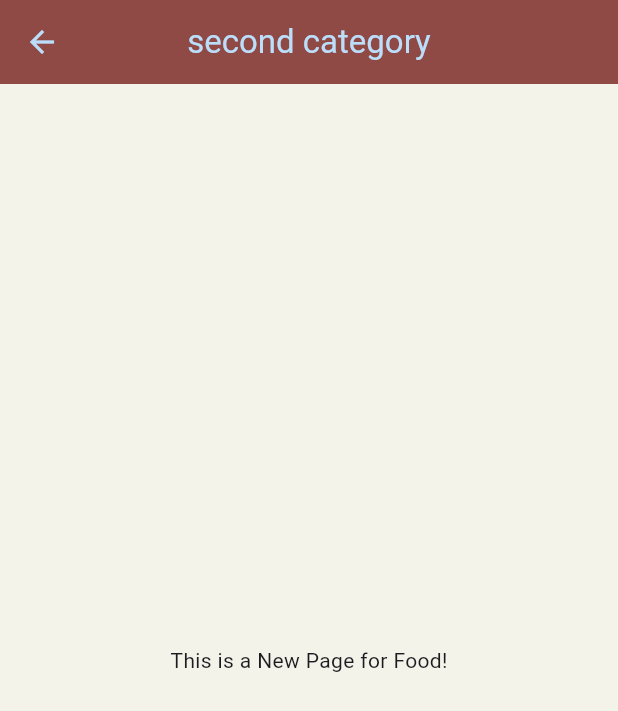
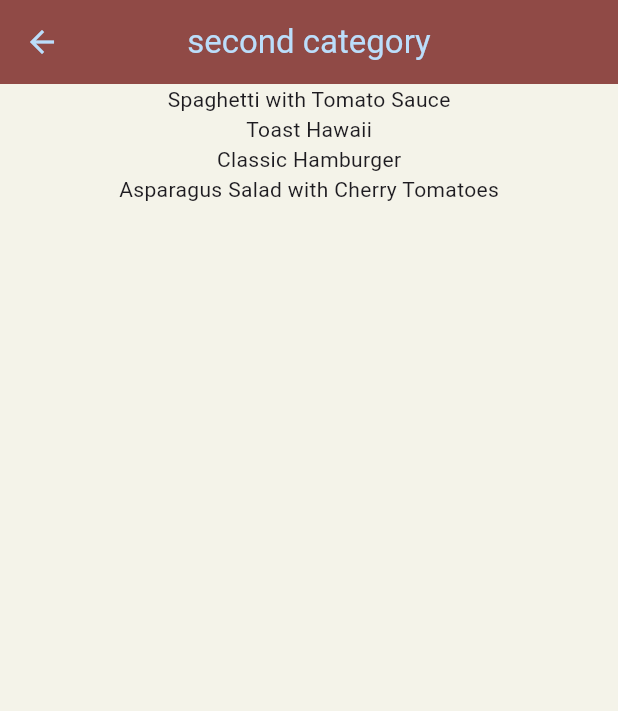
Before and after one commit to Babajide-James/flutter_projects, a Flutter app: the screen it shows after launch, after a tap on "second category", on a phone screen of 412 x 824 dp. Shown: the top 711 px of the screen. Run offline on Flutter 3.47's test engine with Material 3 defaults, Android fonts, the light colour scheme and no system bars.

Commit message:
food app

```diff
--- a/lib/category_dummies.dart
+++ /dev/null
@@ -1,42 +0,0 @@
-import 'package:flutter/material.dart';
-import '../model/model.dart';
-
-final CATEGORY_DUMMIES = [
-  CategoryModels(id: 'd1', title: 'first category', color: Colors.blue),
-  CategoryModels(id: 'd2', title: 'second category', color: Colors.red),
-  CategoryModels(id: 'd3', title: 'third category', color: Colors.green),
-  CategoryModels(id: 'd4', title: 'fourth category', color: Colors.yellow),
-  CategoryModels(id: 'd5', title: 'fifth category', color: Colors.purple),
-  CategoryModels(
-    id: 'd6',
-    title: 'sixth category',
-    color: const Color.fromARGB(255, 117, 15, 15),
-  ),
-  CategoryModels(id: 'd7', title: 'seventh category', color: Colors.brown),
-  CategoryModels(id: 'd8', title: 'eighth category', color: Colors.orange),
-  CategoryModels(id: 'd9', title: 'nineth category', color: Colors.indigo),
-  CategoryModels(id: 'd10', title: 'tenth category', color: Colors.deepOrange),
-  CategoryModels(id: 'd11', title: 'eleventh category', color: Colors.white),
-  CategoryModels(id: 'd12', title: 'twelveth category', color: Colors.orange),
-  CategoryModels(
-    id: 'd12',
-    title: 'thirteenth category',
-    color: Colors.redAccent,
-  ),
-  CategoryModels(
-    id: 'd12',
-    title: 'fourteenth category',
-    color: Colors.indigoAccent,
-  ),
-  CategoryModels(id: 'd12', title: 'twelveth category', color: Colors.grey),
-  CategoryModels(
-    id: 'd13',
-    title: 'fifteenth category',
-    color: Colors.redAccent,
-  ),
-  CategoryModels(
-    id: 'd14',
-    title: 'seventeenth category',
-    color: Colors.yellowAccent,
-  ),
-];
--- a/lib/category_item.dart
+++ b/lib/category_item.dart
@@ -1,8 +1,9 @@
 import 'package:flutter/material.dart';
 
-import '../screens/food_screen.dart';
+// import '../screens/food_screen.dart';
 
 class CategoryItem extends StatelessWidget {
+  static const routeName = '/food_screen';
   const CategoryItem({
     required this.id,
     required this.color,
@@ -15,7 +16,7 @@
   void onTaps(BuildContext ctx) {
     Navigator.of(
       ctx,
-    ).pushNamed('/food_route', arguments: {'id': id, 'title': item});
+    ).pushNamed(CategoryItem.routeName, arguments: {'id': id, 'title': item});
   }
 
   @override
--- /dev/null
+++ b/lib/dummies.dart
@@ -0,0 +1,367 @@
+import 'package:flutter/material.dart';
+import 'modal/modal.dart';
+// import '../modal/food_modal.dart';
+
+final CATEGORY_DUMMIES = [
+  CategoryModal(id: 'c1', title: 'first category', color: Colors.blue),
+  CategoryModal(id: 'c2', title: 'second category', color: Colors.red),
+  CategoryModal(id: 'c3', title: 'third category', color: Colors.green),
+  CategoryModal(id: 'c4', title: 'fourth category', color: Colors.yellow),
+  CategoryModal(id: 'c5', title: 'fifth category', color: Colors.purple),
+  CategoryModal(
+    id: 'c6',
+    title: 'sixth category',
+    color: const Color.fromARGB(255, 117, 15, 15),
+  ),
+  CategoryModal(id: 'c7', title: 'seventh category', color: Colors.brown),
+  CategoryModal(id: 'c8', title: 'eighth category', color: Colors.orange),
+  CategoryModal(id: 'c9', title: 'nineth category', color: Colors.indigo),
+  CategoryModal(id: 'c10', title: 'tenth category', color: Colors.deepOrange),
+  CategoryModal(id: 'c11', title: 'eleventh category', color: Colors.white),
+  CategoryModal(id: 'c12', title: 'twelveth category', color: Colors.orange),
+  CategoryModal(
+    id: 'c12',
+    title: 'thirteenth category',
+    color: Colors.redAccent,
+  ),
+  CategoryModal(
+    id: 'c13',
+    title: 'fourteenth category',
+    color: Colors.indigoAccent,
+  ),
+  CategoryModal(id: 'd12', title: 'twelveth category', color: Colors.grey),
+  CategoryModal(id: 'c1', title: 'fifteenth category', color: Colors.redAccent),
+  CategoryModal(
+    id: 'c14',
+    title: 'seventeenth category',
+    color: Colors.yellowAccent,
+  ),
+];
+
+final FOOD_DUMMIES = [
+  FoodModal(
+    id: 'm1',
+    categories: ['c1', 'c2'],
+    title: 'Spaghetti with Tomato Sauce',
+    affordability: Affordability.affordable,
+    complexity: Complexity.simple,
+    imageUrl:
+        'https://upload.wikimedia.org/wikipedia/commons/thumb/2/20/Spaghetti_Bolognese_mit_Parmesan_oder_Grana_Padano.jpg/800px-Spaghetti_Bolognese_mit_Parmesan_oder_Grana_Padano.jpg',
+    duration: 20,
+    ingredients: [
+      '4 Tomatoes',
+      '1 Tablespoon of Olive Oil',
+      '1 Onion',
+      '250g Spaghetti',
+      'Spices',
+      'Cheese (optional)',
+    ],
+    steps: [
+      'Cut the tomatoes and the onion into small pieces.',
+      'Boil some water - add salt to it once it boils.',
+      'Put the spaghetti into the boiling water - they should be done in about 10 to 12 minutes.',
+      'In the meantime, heaten up some olive oil and add the cut onion.',
+      'After 2 minutes, add the tomato pieces, salt, pepper and your other spices.',
+      'The sauce will be done once the spaghetti are.',
+      'Feel free to add some cheese on top of the finished dish.',
+    ],
+    isGlutenFree: false,
+    isVegan: true,
+    isVegetarian: true,
+    isLactoseFree: true,
+  ),
+  FoodModal(
+    id: 'm2',
+    categories: ['c2'],
+    title: 'Toast Hawaii',
+    affordability: Affordability.affordable,
+    complexity: Complexity.simple,
+    imageUrl:
+        'https://cdn.pixabay.com/photo/2018/07/11/21/51/toast-3532016_1280.jpg',
+    duration: 10,
+    ingredients: [
+      '1 Slice White Bread',
+      '1 Slice Ham',
+      '1 Slice Pineapple',
+      '1-2 Slices of Cheese',
+      'Butter',
+    ],
+    steps: [
+      'Butter one side of the white bread',
+      'Layer ham, the pineapple and cheese on the white bread',
+      'Bake the toast for round about 10 minutes in the oven at 200°C',
+    ],
+    isGlutenFree: false,
+    isVegan: false,
+    isVegetarian: false,
+    isLactoseFree: false,
+  ),
+  FoodModal(
+    id: 'm3',
+    categories: ['c2', 'c3'],
+    title: 'Classic Hamburger',
+    affordability: Affordability.pricey,
+    complexity: Complexity.simple,
+    imageUrl:
+        'https://cdn.pixabay.com/photo/2014/10/23/18/05/burger-500054_1280.jpg',
+    duration: 45,
+    ingredients: [
+      '300g Cattle Hack',
+      '1 Tomato',
+      '1 Cucumber',
+      '1 Onion',
+      'Ketchup',
+      '2 Burger Buns',
+    ],
+    steps: [
+      'Form 2 patties',
+      'Fry the patties for c. 4 minutes on each side',
+      'Quickly fry the buns for c. 1 minute on each side',
+      'Bruch buns with ketchup',
+      'Serve burger with tomato, cucumber and onion',
+    ],
+    isGlutenFree: false,
+    isVegan: false,
+    isVegetarian: false,
+    isLactoseFree: true,
+  ),
+  FoodModal(
+    id: 'm4',
+    categories: ['c4'],
+    title: 'Wiener Schnitzel',
+    affordability: Affordability.luxurious,
+    complexity: Complexity.challenging,
+    imageUrl:
+        'https://cdn.pixabay.com/photo/2018/03/31/19/29/schnitzel-3279045_1280.jpg',
+    duration: 60,
+    ingredients: [
+      '8 Veal Cutlets',
+      '4 Eggs',
+      '200g Bread Crumbs',
+      '100g Flour',
+      '300ml Butter',
+      '100g Vegetable Oil',
+      'Salt',
+      'Lemon Slices',
+    ],
+    steps: [
+      'Tenderize the veal to about 2–4mm, and salt on both sides.',
+      'On a flat plate, stir the eggs briefly with a fork.',
+      'Lightly coat the cutlets in flour then dip into the egg, and finally, coat in breadcrumbs.',
+      'Heat the butter and oil in a large pan (allow the fat to get very hot) and fry the schnitzels until golden brown on both sides.',
+      'Make sure to toss the pan regularly so that the schnitzels are surrounded by oil and the crumbing becomes ‘fluffy’.',
+      'Remove, and drain on kitchen paper. Fry the parsley in the remaining oil and drain.',
+      'Place the schnitzels on awarmed plate and serve garnishedwith parsley and slices of lemon.',
+    ],
+    isGlutenFree: false,
+    isVegan: false,
+    isVegetarian: false,
+    isLactoseFree: false,
+  ),
+  FoodModal(
+    id: 'm5',
+    categories: [
+      'c2'
+          'c5',
+      'c10',
+    ],
+    title: 'Salad with Smoked Salmon',
+    affordability: Affordability.luxurious,
+    complexity: Complexity.simple,
+    imageUrl:
+        'https://cdn.pixabay.com/photo/2016/10/25/13/29/smoked-salmon-salad-1768890_1280.jpg',
+    duration: 15,
+    ingredients: [
+      'Arugula',
+      'Lamb\'s Lettuce',
+      'Parsley',
+      'Fennel',
+      '200g Smoked Salmon',
+      'Mustard',
+      'Balsamic Vinegar',
+      'Olive Oil',
+      'Salt and Pepper',
+    ],
+    steps: [
+      'Wash and cut salad and herbs',
+      'Dice the salmon',
+      'Process mustard, vinegar and olive oil into a dessing',
+      'Prepare the salad',
+      'Add salmon cubes and dressing',
+    ],
+    isGlutenFree: true,
+    isVegan: false,
+    isVegetarian: true,
+    isLactoseFree: true,
+  ),
+  FoodModal(
+    id: 'm6',
+    categories: ['c6', 'c10'],
+    title: 'Delicious Orange Mousse',
+    affordability: Affordability.affordable,
+    complexity: Complexity.hard,
+    imageUrl:
+        'https://cdn.pixabay.com/photo/2017/05/01/05/18/pastry-2274750_1280.jpg',
+    duration: 240,
+    ingredients: [
+      '4 Sheets of Gelatine',
+      '150ml Orange Juice',
+      '80g Sugar',
+      '300g Yoghurt',
+      '200g Cream',
+      'Orange Peel',
+    ],
+    steps: [
+      'Dissolve gelatine in pot',
+      'Add orange juice and sugar',
+      'Take pot off the stove',
+      'Add 2 tablespoons of yoghurt',
+      'Stir gelatin under remaining yoghurt',
+      'Cool everything down in the refrigerator',
+      'Whip the cream and lift it under die orange mass',
+      'Cool down again for at least 4 hours',
+      'Serve with orange peel',
+    ],
+    isGlutenFree: true,
+    isVegan: false,
+    isVegetarian: true,
+    isLactoseFree: false,
+  ),
+  FoodModal(
+    id: 'm7',
+    categories: ['c7'],
+    title: 'Pancakes',
+    affordability: Affordability.affordable,
+    complexity: Complexity.simple,
+    imageUrl:
+        'https://cdn.pixabay.com/photo/2018/07/10/21/23/pancake-3529653_1280.jpg',
+    duration: 20,
+    ingredients: [
+      '1 1/2 Cups all-purpose Flour',
+      '3 1/2 Teaspoons Baking Powder',
+      '1 Teaspoon Salt',
+      '1 Tablespoon White Sugar',
+      '1 1/4 cups Milk',
+      '1 Egg',
+      '3 Tablespoons Butter, melted',
+    ],
+    steps: [
+      'In a large bowl, sift together the flour, baking powder, salt and sugar.',
+      'Make a well in the center and pour in the milk, egg and melted butter; mix until smooth.',
+      'Heat a lightly oiled griddle or frying pan over medium high heat.',
+      'Pour or scoop the batter onto the griddle, using approximately 1/4 cup for each pancake. Brown on both sides and serve hot.',
+    ],
+    isGlutenFree: true,
+    isVegan: false,
+    isVegetarian: true,
+    isLactoseFree: false,
+  ),
+  FoodModal(
+    id: 'm8',
+    categories: ['c8'],
+    title: 'Creamy Indian Chicken Curry',
+    affordability: Affordability.pricey,
+    complexity: Complexity.challenging,
+    imageUrl:
+        'https://cdn.pixabay.com/photo/2018/06/18/16/05/indian-food-3482749_1280.jpg',
+    duration: 35,
+    ingredients: [
+      '4 Chicken Breasts',
+      '1 Onion',
+      '2 Cloves of Garlic',
+      '1 Piece of Ginger',
+      '4 Tablespoons Almonds',
+      '1 Teaspoon Cayenne Pepper',
+      '500ml Coconut Milk',
+    ],
+    steps: [
+      'Slice and fry the chicken breast',
+      'Process onion, garlic and ginger into paste and sauté everything',
+      'Add spices and stir fry',
+      'Add chicken breast + 250ml of water and cook everything for 10 minutes',
+      'Add coconut milk',
+      'Serve with rice',
+    ],
+    isGlutenFree: true,
+    isVegan: false,
+    isVegetarian: false,
+    isLactoseFree: true,
+  ),
+  FoodModal(
+    id: 'm9',
+    categories: ['c9'],
+    title: 'Chocolate Souffle',
+    affordability: Affordability.affordable,
+    complexity: Complexity.hard,
+    imageUrl:
+        'https://cdn.pixabay.com/photo/2014/08/07/21/07/souffle-412785_1280.jpg',
+    duration: 45,
+    ingredients: [
+      '1 Teaspoon melted Butter',
+      '2 Tablespoons white Sugar',
+      '2 Ounces 70% dark Chocolate, broken into pieces',
+      '1 Tablespoon Butter',
+      '1 Tablespoon all-purpose Flour',
+      '4 1/3 tablespoons cold Milk',
+      '1 Pinch Salt',
+      '1 Pinch Cayenne Pepper',
+      '1 Large Egg Yolk',
+      '2 Large Egg Whites',
+      '1 Pinch Cream of Tartar',
+      '1 Tablespoon white Sugar',
+    ],
+    steps: [
+      'Preheat oven to 190°C. Line a rimmed baking sheet with parchment paper.',
+      'Brush bottom and sides of 2 ramekins lightly with 1 teaspoon melted butter; cover bottom and sides right up to the rim.',
+      'Add 1 tablespoon white sugar to ramekins. Rotate ramekins until sugar coats all surfaces.',
+      'Place chocolate pieces in a metal mixing bowl.',
+      'Place bowl over a pan of about 3 cups hot water over low heat.',
+      'Melt 1 tablespoon butter in a skillet over medium heat. Sprinkle in flour. Whisk until flour is incorporated into butter and mixture thickens.',
+      'Whisk in cold milk until mixture becomes smooth and thickens. Transfer mixture to bowl with melted chocolate.',
+      'Add salt and cayenne pepper. Mix together thoroughly. Add egg yolk and mix to combine.',
+      'Leave bowl above the hot (not simmering) water to keep chocolate warm while you whip the egg whites.',
+      'Place 2 egg whites in a mixing bowl; add cream of tartar. Whisk until mixture begins to thicken and a drizzle from the whisk stays on the surface about 1 second before disappearing into the mix.',
+      'Add 1/3 of sugar and whisk in. Whisk in a bit more sugar about 15 seconds.',
+      'whisk in the rest of the sugar. Continue whisking until mixture is about as thick as shaving cream and holds soft peaks, 3 to 5 minutes.',
+      'Transfer a little less than half of egg whites to chocolate.',
+      'Mix until egg whites are thoroughly incorporated into the chocolate.',
+      'Add the rest of the egg whites; gently fold into the chocolate with a spatula, lifting from the bottom and folding over.',
+      'Stop mixing after the egg white disappears. Divide mixture between 2 prepared ramekins. Place ramekins on prepared baking sheet.',
+      'Bake in preheated oven until scuffles are puffed and have risen above the top of the rims, 12 to 15 minutes.',
+    ],
+    isGlutenFree: true,
+    isVegan: false,
+    isVegetarian: true,
+    isLactoseFree: false,
+  ),
+  FoodModal(
+    id: 'm10',
+    categories: ['c2', 'c5', 'c10'],
+    title: 'Asparagus Salad with Cherry Tomatoes',
+    affordability: Affordability.luxurious,
+    complexity: Complexity.simple,
+    imageUrl:
+        'https://cdn.pixabay.com/photo/2018/04/09/18/26/asparagus-3304997_1280.jpg',
+    duration: 30,
+    ingredients: [
+      'White and Green Asparagus',
+      '30g Pine Nuts',
+      '300g Cherry Tomatoes',
+      'Salad',
+      'Salt, Pepper and Olive Oil',
+    ],
+    steps: [
+      'Wash, peel and cut the asparagus',
+      'Cook in salted water',
+      'Salt and pepper the asparagus',
+      'Roast the pine nuts',
+      'Halve the tomatoes',
+      'Mix with asparagus, salad and dressing',
+      'Serve with Baguette',
+    ],
+    isGlutenFree: true,
+    isVegan: true,
+    isVegetarian: true,
+    isLactoseFree: true,
+  ),
+];
--- a/lib/main.dart
+++ b/lib/main.dart
@@ -1,6 +1,7 @@
 import 'package:flutter/material.dart';
 import '../screens/home_screen.dart';
 import '../screens/food_screen.dart';
+import 'category_item.dart';
 
 void main() => runApp(MyApp());
 
@@ -25,20 +26,12 @@
           bodyLarge: TextStyle(fontFamily: 'RobotoCondensed', fontSize: 28),
         ),
       ),
-      home: Scaffold(
-        appBar: AppBar(
-          backgroundColor: Theme.of(context).primaryColor,
-          leading: Drawer(
-            backgroundColor: Theme.of(context).primaryColor,
-            elevation: 0,
-            child: IconButton(icon: Icon(Icons.menu), onPressed: () {}),
-          ),
-          title: Text('DeliMeals', style: TextStyle(color: Colors.blue[200])),
-          // centerTitle: true,
-        ),
-        body: HomeScreen(),
-      ),
-      routes: {'/food_route': (ctx) => FoodScreen()},
+      // home:  HomeScreen(),
+      initialRoute: '/',
+      routes: {
+        '/': (ctx) => HomeScreen(),
+        CategoryItem.routeName: (ctx) => FoodScreen(),
+      },
     );
   }
 }
--- /dev/null
+++ b/lib/modal/modal.dart
@@ -0,0 +1,49 @@
+import 'package:flutter/material.dart';
+
+class CategoryModal {
+  final String id;
+  final String title;
+  final Color color;
+
+  CategoryModal({
+    required this.id,
+    required this.title,
+    this.color = Colors.orange,
+  });
+}
+
+enum Complexity { simple, challenging, hard }
+
+enum Affordability { affordable, pricey, luxurious }
+
+class FoodModal {
+  final String id;
+  final List<String> categories;
+  final String title;
+  final int duration;
+  final String imageUrl;
+  final Complexity complexity;
+  final Affordability affordability;
+  final List<String> ingredients;
+  final List<String> steps;
+  final bool isLactoseFree;
+  final bool isGlutenFree;
+  final bool isVegan;
+  final bool isVegetarian;
+
+  FoodModal({
+    required this.id,
+    required this.categories,
+    required this.title,
+    required this.complexity,
+    required this.duration,
+    required this.imageUrl,
+    required this.affordability,
+    required this.ingredients,
+    required this.steps,
+    required this.isVegan,
+    required this.isVegetarian,
+    required this.isGlutenFree,
+    required this.isLactoseFree,
+  });
+}
--- a/lib/model/model.dart
+++ /dev/null
@@ -1,13 +0,0 @@
-import 'package:flutter/material.dart';
-
-class CategoryModels {
-  final String id;
-  final String title;
-  final Color color;
-
-  CategoryModels({
-    required this.id,
-    required this.title,
-    this.color = Colors.orange,
-  });
-}
--- a/lib/screens/food_screen.dart
+++ b/lib/screens/food_screen.dart
@@ -1,20 +1,19 @@
 import 'package:flutter/material.dart';
+import '../dummies.dart';
 
 class FoodScreen extends StatelessWidget {
-  const FoodScreen({
-    // required this.categoryTitle,
-    // required this.categoryId,
-    super.key,
-  });
-  // final String categoryTitle;
-  // final String categoryId;
+  const FoodScreen({super.key});
 
   @override
   Widget build(context) {
     final routeArgs =
-        ModalRoute.of(context)?.settings.arguments as Map<String, String>;
+        ModalRoute.of(context)!.settings.arguments as Map<String, String>;
     final categoryTitle = routeArgs['title'];
     final categoryId = routeArgs['id'];
+    final categoryFood = FOOD_DUMMIES.where((ctx) {
+      return ctx.categories.contains(categoryId);
+    }).toList();
+    print('itemcount is $categoryFood');
     return Scaffold(
       appBar: AppBar(
         title: Text(categoryTitle!),
@@ -22,7 +21,11 @@
         backgroundColor: Theme.of(context).primaryColor,
         foregroundColor: Theme.of(context).primaryColorLight,
       ),
-      body: Center(child: Text('This is a New Page for Food!')),
+      body: ListView.builder(
+        itemCount: categoryFood.length,
+        itemBuilder: (ctx, index) =>
+            Center(child: Text(categoryFood[index].title)),
+      ),
     );
   }
 }
--- a/lib/screens/home_screen.dart
+++ b/lib/screens/home_screen.dart
@@ -1,6 +1,6 @@
 import 'package:flutter/material.dart';
 
-import '../category_dummies.dart';
+import '../dummies.dart';
 import '../category_item.dart';
 // import './food_screen.dart';
 
@@ -9,7 +9,18 @@
 
   @override
   Widget build(BuildContext context) {
-    return GridView(
+    return Scaffold(
+      appBar: AppBar(
+        backgroundColor: Theme.of(context).primaryColor,
+        leading: Drawer(
+          backgroundColor: Theme.of(context).primaryColor,
+          elevation: 0,
+          child: IconButton(icon: Icon(Icons.menu), onPressed: () {}),
+        ),
+        title: Text('DeliMeals', style: TextStyle(color: Colors.blue[200])),
+        // centerTitle: true,
+      ),
+      body: GridView(
         padding: EdgeInsets.all(20),
         gridDelegate: SliverGridDelegateWithMaxCrossAxisExtent(
           maxCrossAxisExtent: 200,
@@ -23,6 +34,7 @@
                   CategoryItem(color: ctx.color, item: ctx.title, id: ctx.id),
             )
             .toList(),
+      ),
     );
   }
 }
```
Lines whose indentation alone changed are shown as unchanged.
